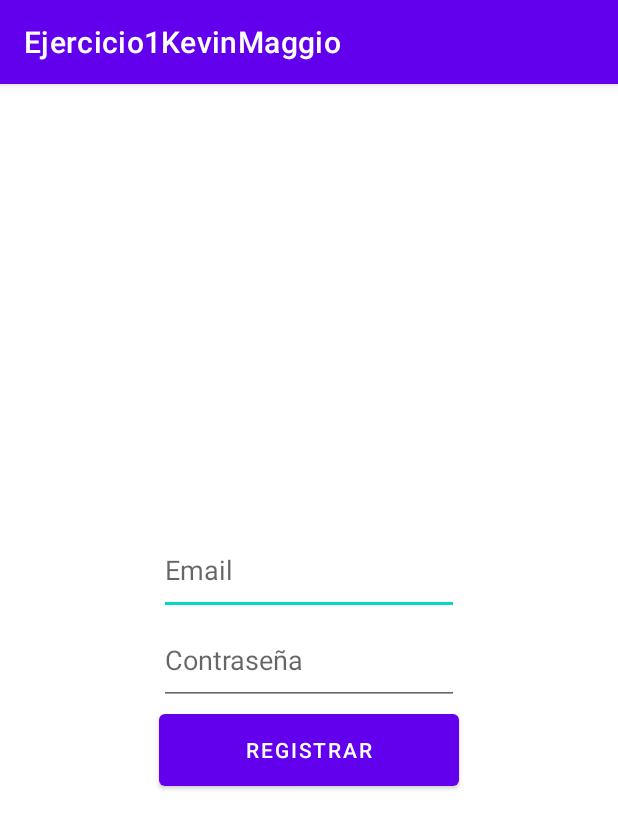
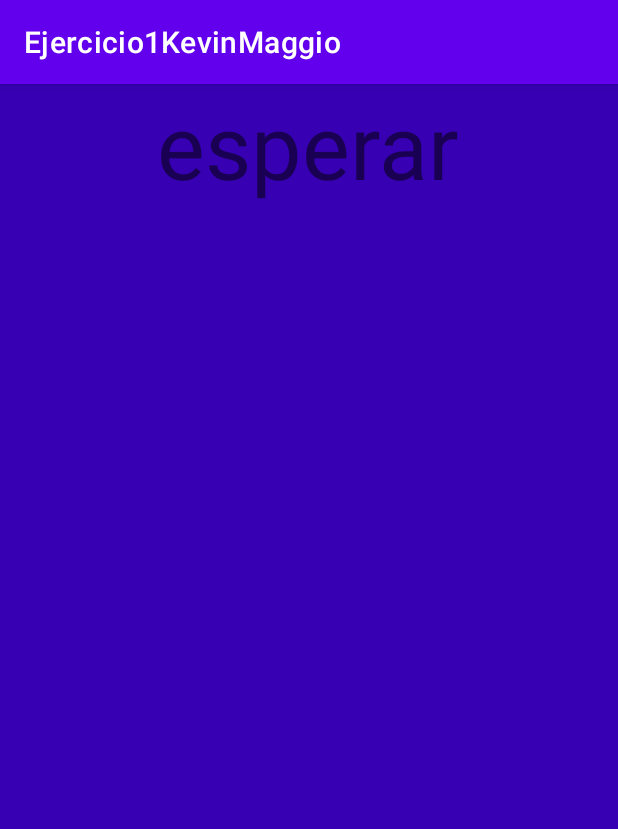
Before and after one commit to proyectosAlkemy/Ejercicio1Android, an Android app: the first screen one second after launch (MainActivity before the commit, Splash after it), on a phone screen of 412 x 824 dp. Shown: the top 829 px of the screen. Run offline under Robolectric (Android 15) with nearby library versions, the phone set to English and light mode, and no system bars.

Commit message:
se agrego el ejercicio 3(splash + SharedPref)

```diff
--- a/app/src/main/java/com/example/ejercicio1kevinmaggio/Activity2.kt
+++ b/app/src/main/java/com/example/ejercicio1kevinmaggio/Activity2.kt
@@ -5,6 +5,7 @@ import android.os.Bundle
 import android.widget.Button
 import android.widget.EditText
 import android.widget.TextView
+import com.example.ejercicio1kevinmaggio.UsuarioRegistrado.Companion.pref
 
 class Activity2 : AppCompatActivity() {
     override fun onCreate(savedInstanceState: Bundle?) {
@@ -21,6 +22,6 @@ class Activity2 : AppCompatActivity() {
         val bundle= intent.extras
        val valor= bundle?.get("datos")
         val etPantalla1 = findViewById<TextView>(R.id.salida)
-        etPantalla1.text = "Bien venido $valor, gracias por usas mi App. "
+        etPantalla1.text = "Bien venido ${pref.dameUsuario()}, gracias por usas mi App. "
     }
 }
--- /dev/null
+++ b/app/src/main/java/com/example/ejercicio1kevinmaggio/Preferencias.kt
@@ -0,0 +1,20 @@
+package com.example.ejercicio1kevinmaggio
+
+import android.content.Context
+
+class Preferencias(val context: Context) {
+
+    val datoCompartido = "MyBBDD"
+    val usuario = "edit"
+    val almacenamiento = context.getSharedPreferences(datoCompartido, 0)
+
+    fun grabarUsuario(dato: String) {
+
+        almacenamiento.edit().putString(usuario, dato).apply()
+    }
+
+    fun dameUsuario(): String {
+
+        return almacenamiento.getString(usuario, "")!!
+    }
+}
--- /dev/null
+++ b/app/src/main/java/com/example/ejercicio1kevinmaggio/Splash.kt
@@ -0,0 +1,31 @@
+package com.example.ejercicio1kevinmaggio
+
+import android.content.Intent
+import androidx.appcompat.app.AppCompatActivity
+import android.os.Bundle
+import android.os.CountDownTimer
+
+class Splash : AppCompatActivity() {
+    override fun onCreate(savedInstanceState: Bundle?) {
+        super.onCreate(savedInstanceState)
+        setContentView(R.layout.activity_splash)
+        startTimer()
+    }
+
+    fun startTimer() {
+        object : CountDownTimer(3000, 1000) {
+
+            override fun onTick(p0: Long) {
+
+            }
+
+            override fun onFinish() {
+                val intent = Intent(applicationContext, MainActivity::class.java).apply { }
+                startActivity(intent)
+
+
+            }
+        }.start()
+    }
+
+}
--- /dev/null
+++ b/app/src/main/java/com/example/ejercicio1kevinmaggio/UsuarioRegistrado.kt
@@ -0,0 +1,16 @@
+package com.example.ejercicio1kevinmaggio
+
+import android.app.Application
+
+class UsuarioRegistrado: Application() {
+
+    companion object{
+        lateinit var pref:Preferencias
+
+    }
+    override fun onCreate() {
+        super.onCreate()
+
+        pref=Preferencias(applicationContext)
+    }
+}
--- /dev/null
+++ b/app/src/main/res/layout/activity_splash.xml
@@ -0,0 +1,17 @@
+<?xml version="1.0" encoding="utf-8"?>
+<LinearLayout
+    xmlns:android="http://schemas.android.com/apk/res/android"
+    android:layout_width="match_parent"
+    android:layout_height="match_parent"
+    android:background="@color/purple_700"
+    android:orientation="vertical">
+
+    <TextView
+        android:layout_width="wrap_content"
+        android:layout_height="wrap_content"
+        android:text="esperar"
+        android:textSize="60dp"
+        android:layout_gravity="center|bottom"
+        />
+
+</LinearLayout>
--- a/app/src/main/res/values/themes.xml
+++ b/app/src/main/res/values/themes.xml
@@ -13,4 +13,6 @@
         <item name="android:statusBarColor" tools:targetApi="l">?attr/colorPrimaryVariant</item>
         <!-- Customize your theme here. -->
     </style>
+
+
 </resources>
```
Also changed, not shown: app/src/main/AndroidManifest.xml (+6 -1 lines), app/src/main/java/com/example/ejercicio1kevinmaggio/MainActivity.kt (+11 -2 lines).
